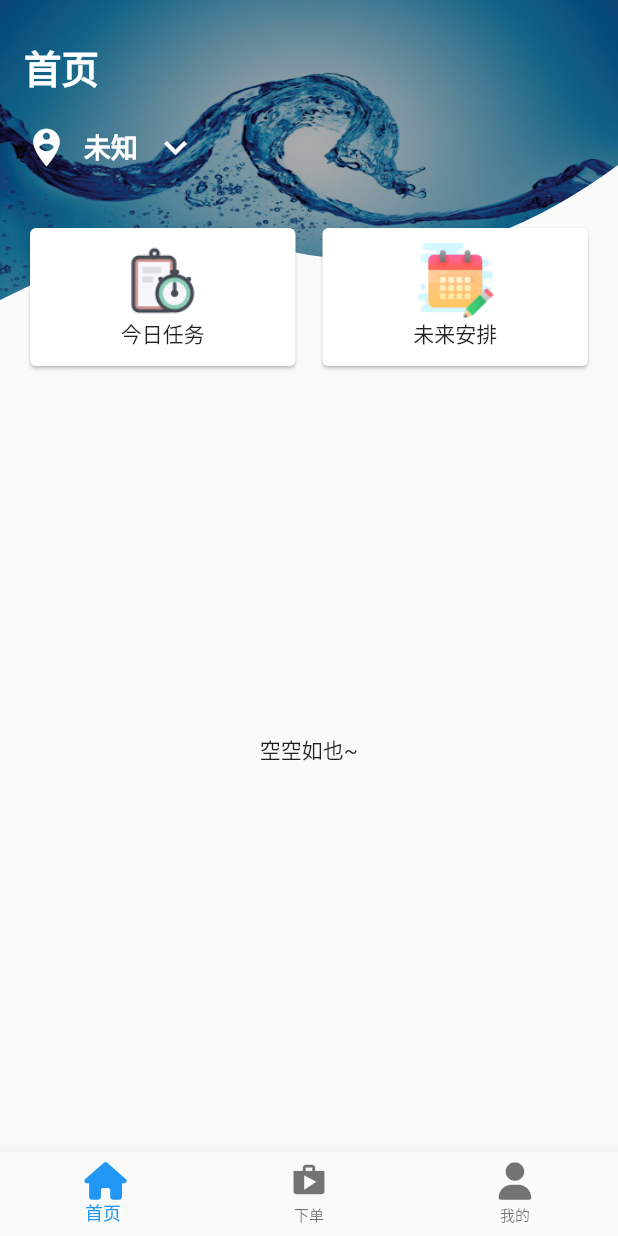
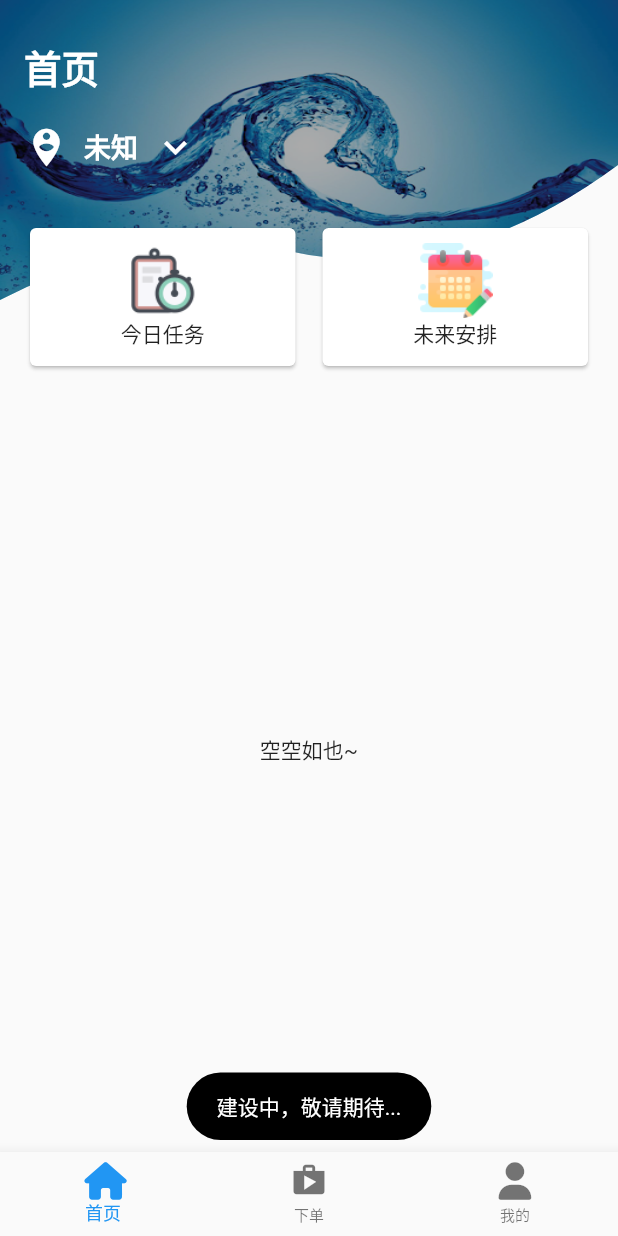
Before and after one commit to ming2d941/clean-chuanglian, a Flutter app: the screen it shows after launch, after a tap on "今日任务", on a phone screen of 412 x 824 dp. Run offline on Flutter 3.47's test engine with Material 2 defaults, Android fonts, the phone set to English and light mode, and no system bars; our stand-ins replace expandable, flutter_icons, flutter_rating_bar, fluttertoast, screenshot, shared_preferences and 1 more; missing offline and left inert: appspector, esys_flutter_share, flutter_signature_view; accounts and stored records are empty; statements that could not run were skipped.

Commit message:
[Feature]完善界面；

```diff
--- a/lib/common/db_to_model.dart
+++ b/lib/common/db_to_model.dart
@@ -78,9 +78,8 @@ formatBizNoByTime(num time) {
 }
 
 sendBackDate(num time) {
-  DateTime date = DateTime.fromMillisecondsSinceEpoch(time.toInt());
-  date.add(Duration(days: 1));
-  String timestamp = "${date.year.toString()}-${date.month.toString().padLeft(2,'0')}-${date.day.toString().padLeft(2,'0')} ${date.hour.toString().padLeft(2, '0')}:${date.minute.toString().padLeft(2, '0')}";
+  DateTime date = DateTime.fromMillisecondsSinceEpoch(time.toInt() + Duration(days: 1).inMilliseconds);
+  String timestamp = "${date.year.toString()}-${date.month.toString().padLeft(2,'0')}-${date.day.toString().padLeft(2,'0')}";
   return timestamp;
 }
 
--- a/lib/config/ui_style.dart
+++ b/lib/config/ui_style.dart
@@ -55,6 +55,13 @@ class AppTextStyle {
     color: Colors.white,
   );
 
+  static const text_send = const TextStyle(
+    fontWeight: FontWeight.w400,
+    fontStyle: FontStyle.normal,
+    fontSize: 17.0,
+    color: Colors.blue,
+  );
+
   static const title = const TextStyle(
     fontStyle: FontStyle.normal,
     fontSize: 24.0,
--- a/lib/page/cart_page.dart
+++ b/lib/page/cart_page.dart
@@ -1,3 +1,4 @@
+import 'package:clean_service/common/db_to_model.dart';
 import 'package:clean_service/config/provider_config.dart';
 import 'package:clean_service/config/ui_style.dart';
 import 'package:clean_service/page/order_list_page.dart';
@@ -83,7 +84,7 @@ class _CartPageState extends State<CartPage> {
                       width: 70,
                       margin: EdgeInsets.all(2),
                       decoration: BoxDecoration(
-                          color: Colors.greenAccent,
+                          color: Colors.blue,
                           borderRadius: new BorderRadius.only(
                               topLeft: const Radius.circular(21.0),
                               bottomLeft: const Radius.circular(21.0),
@@ -204,7 +205,7 @@ class _CartPageState extends State<CartPage> {
                           SizedBox(
                             width: 5,
                           ),
-                          Text('2020-2-8',
+                          Text(sendBackDate(currentTimeMillis()),
                               style: TextStyle(
                                 fontSize: 16,
                                 fontWeight: FontWeight.w300,
--- a/lib/page/home_page.dart
+++ b/lib/page/home_page.dart
@@ -128,7 +128,9 @@ class _HomePageState extends State<HomePage> {
           Flexible(
             fit: FlexFit.tight,
             child: GestureDetector(
-              onTap: () {},
+              onTap: () {
+                toast("建设中，敬请期待...");
+              },
               child: Card(
                 color: Colors.grey[90],
                 child: Container(
--- a/lib/page/order_detail_page.dart
+++ b/lib/page/order_detail_page.dart
@@ -430,7 +430,7 @@ class _OrderDetailPageState extends State<OrderDetailPage> {
               },
               child: Container(
                 decoration: BoxDecoration(
-                    color: Colors.greenAccent,
+                    color: Colors.blue,
                     borderRadius: new BorderRadius.only(
                         topLeft: const Radius.circular(30.0),
                         bottomLeft: const Radius.circular(30.0),
@@ -453,14 +453,14 @@ class _OrderDetailPageState extends State<OrderDetailPage> {
               },
               child: Container(
                 decoration: BoxDecoration(
-                    color: Colors.greenAccent,
+                    color: Colors.grey[200],
                     borderRadius: new BorderRadius.only(
                         topLeft: const Radius.circular(30.0),
                         bottomLeft: const Radius.circular(30.0),
                         topRight: const Radius.circular(30.0),
                         bottomRight: const Radius.circular(30.0))),
                 alignment: Alignment.center,
-                child: Text('发送', style: AppTextStyle.text_regular_17),
+                child: Text('发送', style: AppTextStyle.text_send),
               ),
             ),
             flex: 2,
```
Also changed, not shown: lib/page/order_list_page.dart (+33 -7 lines).
